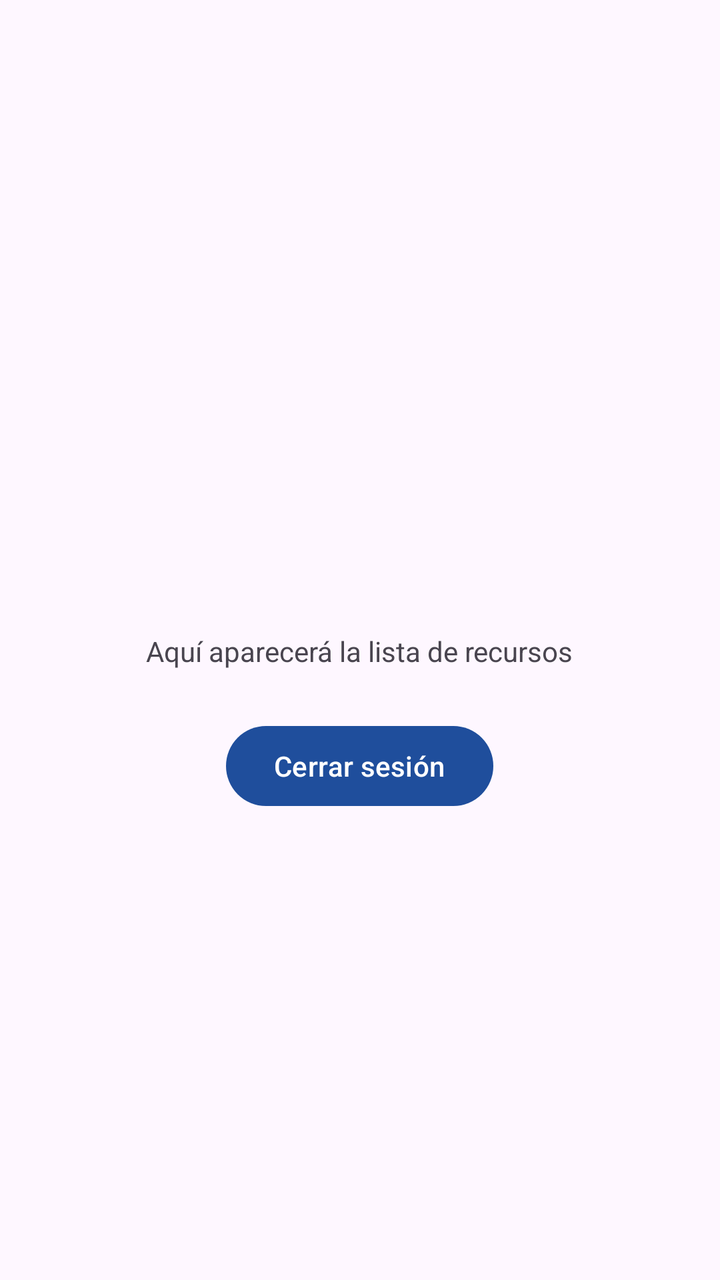
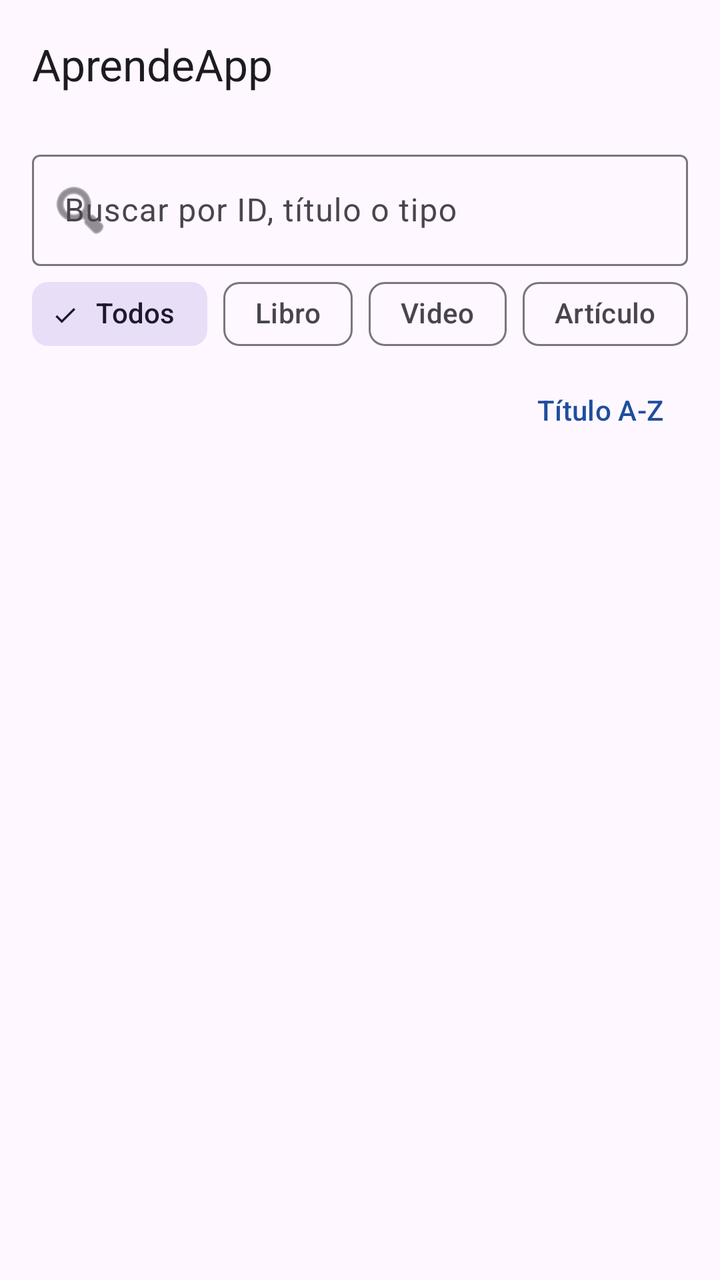

Compare the two renders of this Android layout. The source of the first and the diff that turns it into the second are given below.
<!-- AndroidManifest.xml: application theme Theme.RecursosDeAprendizaje -->
<!-- res/layout/activity_main.xml -->
<?xml version="1.0" encoding="utf-8"?>
<LinearLayout xmlns:android="http://schemas.android.com/apk/res/android"
    android:id="@+id/main"
    android:layout_width="match_parent"
    android:layout_height="match_parent"
    android:gravity="center"
    android:orientation="vertical"
    android:padding="24dp">

    <TextView
        android:id="@+id/tvHola"
        android:layout_width="wrap_content"
        android:layout_height="wrap_content"
        android:textAppearance="?attr/textAppearanceHeadlineMedium" />

    <TextView
        android:id="@+id/tvRol"
        android:layout_width="wrap_content"
        android:layout_height="wrap_content"
        android:layout_marginTop="8dp"
        android:textAppearance="?attr/textAppearanceTitleMedium" />

    <TextView
        android:layout_width="wrap_content"
        android:layout_height="wrap_content"
        android:layout_marginTop="16dp"
        android:text="@string/main_placeholder" />

    <com.google.android.material.button.MaterialButton
        android:id="@+id/btnCerrarSesion"
        android:layout_width="wrap_content"
        android:layout_height="wrap_content"
        android:layout_marginTop="24dp"
        android:text="@string/menu_cerrar_sesion" />
</LinearLayout>
<!-- resources referenced by this layout -->
<resources>
  <string name="main_placeholder">Aquí aparecerá la lista de recursos</string>
  <string name="menu_cerrar_sesion">Cerrar sesión</string>
  <style name="Theme.RecursosDeAprendizaje" parent="Base.Theme.RecursosDeAprendizaje" />
  <style name="Base.Theme.RecursosDeAprendizaje" parent="Theme.Material3.DayNight.NoActionBar">
          <item name="colorPrimary">@color/primario</item>
      </style>
  <color name="primario">#1F4E9C</color>
</resources>

<!-- the commit's change to res/layout/activity_main.xml (unified diff, before → after) -->
@@ -1,35 +1,149 @@
 <?xml version="1.0" encoding="utf-8"?>
 <LinearLayout xmlns:android="http://schemas.android.com/apk/res/android"
+    xmlns:app="http://schemas.android.com/apk/res-auto"
     android:id="@+id/main"
     android:layout_width="match_parent"
     android:layout_height="match_parent"
-    android:gravity="center"
-    android:orientation="vertical"
-    android:padding="24dp">
+    android:orientation="vertical">
 
-    <TextView
-        android:id="@+id/tvHola"
-        android:layout_width="wrap_content"
+    <com.google.android.material.appbar.MaterialToolbar
+        android:id="@+id/toolbar"
+        android:layout_width="match_parent"
+        android:layout_height="?attr/actionBarSize"
+        app:title="@string/app_name" />
+
+    <com.google.android.material.textfield.TextInputLayout
+        android:id="@+id/tilBuscar"
+        style="@style/Widget.Material3.TextInputLayout.OutlinedBox"
+        android:layout_width="match_parent"
         android:layout_height="wrap_content"
-        android:textAppearance="?attr/textAppearanceHeadlineMedium" />
+        android:layout_marginHorizontal="16dp"
+        android:layout_marginTop="8dp"
+        android:hint="@string/lista_buscar"
+        app:endIconMode="clear_text"
+        app:startIconDrawable="@android:drawable/ic_menu_search">
 
-    <TextView
-        android:id="@+id/tvRol"
-        android:layout_width="wrap_content"
+        <com.google.android.material.textfield.TextInputEditText
+            android:id="@+id/etBuscar"
+            android:layout_width="match_parent"
+            android:layout_height="wrap_content"
+            android:imeOptions="actionSearch"
+            android:inputType="text"
+            android:maxLines="1" />
+    </com.google.android.material.textfield.TextInputLayout>
+
+    <HorizontalScrollView
+        android:layout_width="match_parent"
         android:layout_height="wrap_content"
-        android:layout_marginTop="8dp"
-        android:textAppearance="?attr/textAppearanceTitleMedium" />
+        android:clipToPadding="false"
+        android:paddingHorizontal="16dp"
+        android:scrollbars="none">
 
-    <TextView
-        android:layout_width="wrap_content"
+        <com.google.android.material.chip.ChipGroup
+            android:id="@+id/chipGroup"
+            android:layout_width="wrap_content"
+            android:layout_height="wrap_content"
+            app:selectionRequired="true"
+            app:singleLine="true"
+            app:singleSelection="true">
+
+            <com.google.android.material.chip.Chip
+                android:id="@+id/chipTodos"
+                style="@style/Widget.Material3.Chip.Filter"
+                android:layout_width="wrap_content"
+                android:layout_height="wrap_content"
+                android:checked="true"
+                android:text="@string/filtro_todos" />
+
+            <com.google.android.material.chip.Chip
+                android:id="@+id/chipLibro"
+                style="@style/Widget.Material3.Chip.Filter"
+                android:layout_width="wrap_content"
+                android:layout_height="wrap_content"
+                android:text="@string/tipo_libro" />
+
+            <com.google.android.material.chip.Chip
+                android:id="@+id/chipVideo"
+                style="@style/Widget.Material3.Chip.Filter"
+                android:layout_width="wrap_content"
+                android:layout_height="wrap_content"
+                android:text="@string/tipo_video" />
+
+            <com.google.android.material.chip.Chip
+                android:id="@+id/chipArticulo"
+                style="@style/Widget.Material3.Chip.Filter"
+                android:layout_width="wrap_content"
+                android:layout_height="wrap_content"
+                android:text="@string/tipo_articulo" />
+        </com.google.android.material.chip.ChipGroup>
+    </HorizontalScrollView>
+
+    <LinearLayout
+        android:layout_width="match_parent"
         android:layout_height="wrap_content"
-        android:layout_marginTop="16dp"
-        android:text="@string/main_placeholder" />
+        android:gravity="center_vertical"
+        android:orientation="horizontal"
+        android:paddingHorizontal="16dp">
 
-    <com.google.android.material.button.MaterialButton
-        android:id="@+id/btnCerrarSesion"
-        android:layout_width="wrap_content"
-        android:layout_height="wrap_content"
-        android:layout_marginTop="24dp"
-        android:text="@string/menu_cerrar_sesion" />
+        <TextView
+            android:id="@+id/tvContador"
+            android:layout_width="0dp"
+            android:layout_height="wrap_content"
+            android:layout_weight="1"
+            android:textAppearance="?attr/textAppearanceBodyMedium" />
+
+        <com.google.android.material.button.MaterialButton
+            android:id="@+id/btnOrden"
+            style="@style/Widget.Material3.Button.TextButton"
+            android:layout_width="wrap_content"
+            android:layout_height="wrap_content"
+            android:text="@string/orden_az" />
+    </LinearLayout>
+
+    <FrameLayout
+        android:layout_width="match_parent"
+        android:layout_height="0dp"
+        android:layout_weight="1">
+
+        <androidx.recyclerview.widget.RecyclerView
+            android:id="@+id/rvRecursos"
+            android:layout_width="match_parent"
+            android:layout_height="match_parent"
+            android:clipToPadding="false"
+            android:paddingBottom="16dp" />
+
+        <com.google.android.material.progressindicator.CircularProgressIndicator
+            android:id="@+id/progress"
+            android:layout_width="wrap_content"
+            android:layout_height="wrap_content"
+            android:layout_gravity="center"
+            android:indeterminate="true"
+            android:visibility="gone" />
+
+        <LinearLayout
+            android:id="@+id/layoutMensaje"
+            android:layout_width="wrap_content"
+            android:layout_height="wrap_content"
+            android:layout_gravity="center"
+            android:gravity="center_horizontal"
+            android:orientation="vertical"
+            android:padding="24dp"
+            android:visibility="gone">
+
+            <TextView
+                android:id="@+id/tvMensaje"
+                android:layout_width="wrap_content"
+                android:layout_height="wrap_content"
+                android:gravity="center"
+                android:textAppearance="?attr/textAppearanceBodyLarge" />
+
+            <com.google.android.material.button.MaterialButton
+                android:id="@+id/btnReintentar"
+                android:layout_width="wrap_content"
+                android:layout_height="wrap_content"
+                android:layout_marginTop="12dp"
+                android:text="@string/lista_reintentar"
+                android:visibility="gone" />
+        </LinearLayout>
+    </FrameLayout>
 </LinearLayout>
<!-- resource entries referenced after the edit -->
@@ -1,7 +1,13 @@
 <!-- resources referenced by this layout -->
 <resources>
-  <string name="main_placeholder">Aquí aparecerá la lista de recursos</string>
-  <string name="menu_cerrar_sesion">Cerrar sesión</string>
+  <string name="app_name">AprendeApp</string>
+  <string name="filtro_todos">Todos</string>
+  <string name="lista_buscar">Buscar por ID, título o tipo</string>
+  <string name="lista_reintentar">Reintentar</string>
+  <string name="orden_az">Título A-Z</string>
+  <string name="tipo_articulo">Artículo</string>
+  <string name="tipo_libro">Libro</string>
+  <string name="tipo_video">Video</string>
   <style name="Theme.RecursosDeAprendizaje" parent="Base.Theme.RecursosDeAprendizaje" />
   <style name="Base.Theme.RecursosDeAprendizaje" parent="Theme.Material3.DayNight.NoActionBar">
           <item name="colorPrimary">@color/primario</item>
